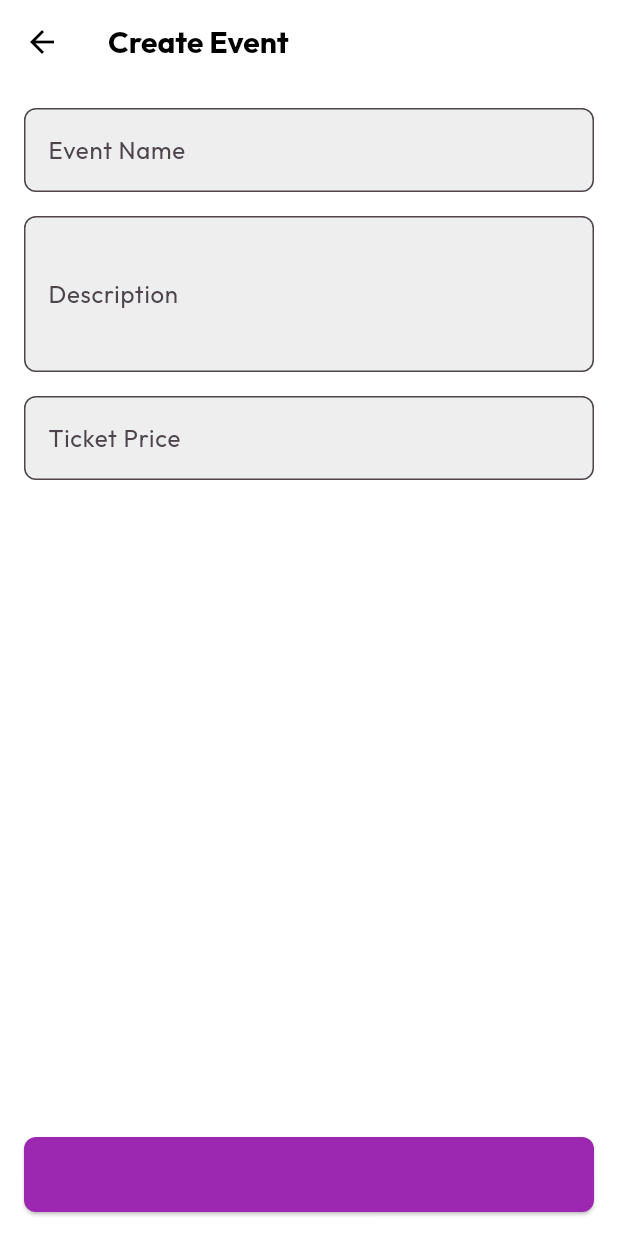
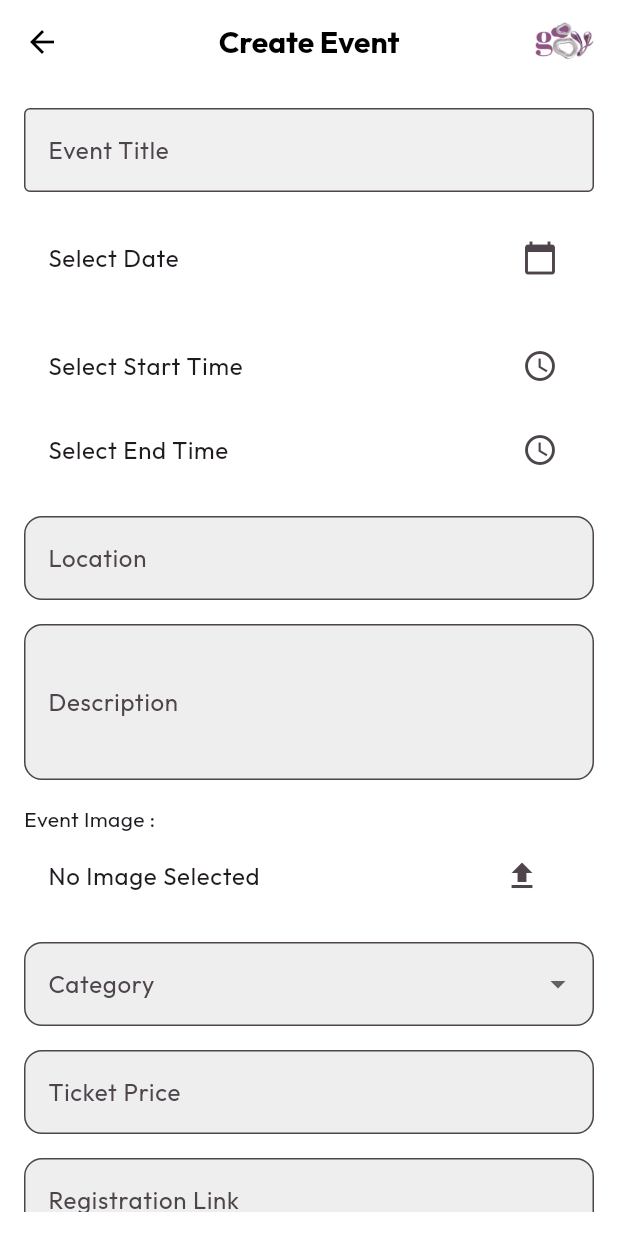
Before and after one commit to mohammadraflisumaryono/Event-Finder, a Flutter app: the CreateEventPage screen opened by its route, on a phone screen of 412 x 824 dp. Run offline on Flutter 3.47's test engine with Material 3 defaults, Android fonts, the phone set to English and light mode, and no system bars; our stand-ins replace file_picker, fluttertoast, google_fonts.

Commit message:
create event page

```diff
--- a/event_finder/lib/main.dart
+++ b/event_finder/lib/main.dart
@@ -60,7 +60,7 @@ class MyApp extends StatelessWidget {
       child: MaterialApp(
         title: 'Event Finder',
         theme: AppTheme.lightTheme, // Menggunakan tema dari res/theme.dart
-        initialRoute: RoutesName.home, // Mulai dari halaman HomePage
+        initialRoute: RoutesName.createEvent, // Mulai dari halaman HomePage
         onGenerateRoute: Routes.generateRoute,
       ),
     );
--- a/event_finder/lib/utils/routes/routes.dart
+++ b/event_finder/lib/utils/routes/routes.dart
@@ -1,6 +1,6 @@
 // ignore_for_file: prefer_const_constructors
-import 'package:event_finder/view/create_event_page_widget.dart'
-    as create_event;
+import 'package:event_finder/view/create_event_page.dart';
+import 'package:event_finder/view/create_event_page_widget.dart';
 import 'package:event_finder/view/details_page_widget.dart';
 import 'package:event_finder/view/home_admin_event_widget.dart';
 import 'package:event_finder/view/home_page.dart';
@@ -31,8 +31,7 @@ class Routes {
         return MaterialPageRoute(
             builder: (context) => HomeAdminEventPage(isAdmin: true));
       case RoutesName.createEvent:
-        return MaterialPageRoute(
-            builder: (context) => create_event.CreateEventPage());
+        return MaterialPageRoute(builder: (context) => CreateEventPage());
       case RoutesName.superAdmin:
         return MaterialPageRoute(builder: (context) => SuperAdminEventWidget());
       default:
--- a/event_finder/lib/view/create_account_page_widget.dart
+++ b/event_finder/lib/view/create_account_page_widget.dart
@@ -1,7 +1,6 @@
 // ignore_for_file: prefer_const_constructors, unused_local_variable, unused_import
 
 import 'package:event_finder/utils/routes/routes_name.dart';
-import 'package:event_finder/view/create_event_page_widget.dart';
 import 'package:event_finder/view/login_page_widget.dart';
 import 'package:flutter/material.dart';
 import 'package:provider/provider.dart';
--- /dev/null
+++ b/event_finder/lib/view/create_event_page.dart
@@ -0,0 +1,277 @@
+// ignore_for_file: prefer_const_constructors, prefer_const_literals_to_create_immutables
+
+import 'dart:io';
+
+import 'package:event_finder/utils/routes/routes_name.dart';
+import 'package:file_picker/file_picker.dart';
+import 'package:flutter/material.dart';
+import 'package:flutter/services.dart';
+import 'package:intl/intl.dart';
+import 'package:event_finder/model/event_category.dart';
+
+
+class CreateEventPage extends StatefulWidget {
+  @override
+  _CreateEventPageState createState() => _CreateEventPageState();
+}
+
+class _CreateEventPageState extends State<CreateEventPage> {
+  final _formKey = GlobalKey<FormState>();
+  String? _title;
+  DateTime? _date;
+  TimeOfDay? _startTime;
+  TimeOfDay? _endTime;
+  String? _location;
+  String? _description;
+  String? _image;
+  EventCategory? _category;
+  double? _ticketPrice;
+  String? _registrationLink;
+
+  Future<void> _selectDate(BuildContext context) async {
+    final DateTime? picked = await showDatePicker(
+      context: context,
+      initialDate: DateTime.now(),
+      firstDate: DateTime(2000),
+      lastDate: DateTime(2100),
+    );
+    if (picked != null && picked != _date) {
+      setState(() {
+        _date = picked;
+      });
+    }
+  }
+
+  Future<void> _selectTime(BuildContext context, bool isStartTime) async {
+    final TimeOfDay? picked = await showTimePicker(
+      context: context,
+      initialTime: TimeOfDay.now(),
+    );
+    if (picked != null) {
+      setState(() {
+        if (isStartTime) {
+          _startTime = picked;
+        } else {
+          _endTime = picked;
+        }
+      });
+    }
+  }
+  Future<void> _pickFile() async {
+    final result = await FilePicker.platform.pickFiles(
+      type: FileType.image, // Hanya mengizinkan file gambar
+    );
+
+    if (result != null) {
+      setState(() {
+        _image = result.files.single.path;
+      });
+    }
+  }
+
+  void _submitForm() {
+    if (_image == null) {
+      ScaffoldMessenger.of(context).showSnackBar(
+        SnackBar(content: Text("Please select an image file")),
+      );
+      return;
+    }
+
+    if (_formKey.currentState!.validate()) {
+      _formKey.currentState!.save();
+
+      print('Image path: $_image');
+
+      ScaffoldMessenger.of(context).showSnackBar(
+        SnackBar(
+          content: Text(
+              'Your event is created and awaiting approval by superadmin.'),
+          duration: Duration(seconds: 3),
+        ),
+      );
+
+      Future.delayed(Duration(seconds: 3), () {
+        Navigator.pushNamed(context, RoutesName.adminHome);
+      });
+    }
+  }
+
+  @override
+  Widget build(BuildContext context) {
+    return Scaffold(
+      appBar: AppBar(
+        backgroundColor: Colors.white,
+        elevation: 0,
+        leading: IconButton(
+          icon: Icon(Icons.arrow_back, color: Colors.black),
+          onPressed: () => Navigator.pop(context),
+        ),
+        title: Row(
+          mainAxisAlignment: MainAxisAlignment.center,
+          children: [
+            Text(
+              'Create Event',
+              style: TextStyle(
+                color: Colors.black,
+                fontSize: 20,
+                fontWeight: FontWeight.bold,
+              ),
+            ),
+          ],
+        ),
+        actions: [
+          Padding(
+            padding: const EdgeInsets.only(right: 16.0),
+            child: Image.asset(
+              'lib/res/assets/images/logogoova.png',
+              width: 40, // Ganti dengan ukuran logo sesuai kebutuhan
+            ),
+          ),
+        ],
+      ),
+      body: Padding(
+        padding: const EdgeInsets.all(16.0),
+        child: Form(
+          key: _formKey,
+          child: ListView(
+            children: [
+              TextFormField(
+                decoration: InputDecoration(
+                  labelText: 'Event Title',
+                  hoverColor: const Color(0xFFF4F1F4),
+                  fillColor: const Color.fromARGB(255, 241, 240, 241),
+                  filled: true, // Aktifkan warna isi
+                  border: OutlineInputBorder(),
+                ),
+                validator: (value) =>
+                    value!.isEmpty ? 'Please enter a title' : null,
+                onSaved: (value) => _title = value,
+              ),
+              SizedBox(height: 16),
+              ListTile(
+                title: Text(_date == null
+                    ? 'Select Date'
+                    : DateFormat('yyyy-MM-dd').format(_date!)),
+                trailing: Icon(Icons.calendar_today),
+                onTap: () => _selectDate(context),
+              ),
+              SizedBox(height: 16),
+              ListTile(
+                title: Text(_startTime == null
+                    ? 'Select Start Time'
+                    : _startTime!.format(context)),
+                trailing: Icon(Icons.access_time),
+                onTap: () => _selectTime(context, true),
+              ),
+              ListTile(
+                title: Text(_endTime == null
+                    ? 'Select End Time'
+                    : _endTime!.format(context)),
+                trailing: Icon(Icons.access_time),
+                onTap: () => _selectTime(context, false),
+              ),
+              SizedBox(height: 16),
+              TextFormField(
+                decoration: InputDecoration(labelText: 'Location'),
+                validator: (value) =>
+                    value!.isEmpty ? 'Please enter a location' : null,
+                onSaved: (value) => _location = value,
+              ),
+              SizedBox(height: 16),
+              TextFormField(
+                decoration: InputDecoration(labelText: 'Description'),
+                maxLines: 3,
+                onSaved: (value) => _description = value,
+              ),
+              SizedBox(height: 16),
+              Text("Event Image : "),
+              Column(
+                children: [
+                  ListTile(
+                    title: Text(_image == null
+                        ? 'No Image Selected'
+                        : 'Image Selected'),
+                    trailing: IconButton(
+                      icon: Icon(Icons.file_upload),
+                      onPressed: _pickFile,
+                    ),
+                  ),
+                  if (_image != null)
+                    Padding(
+                      padding: const EdgeInsets.all(8.0),
+                      child: Image.file(
+                        File(_image!), // Menampilkan gambar berdasarkan path
+                        width: double.infinity,
+                        height: 150,
+                        fit: BoxFit.cover,
+                      ),
+                    ),
+                ],
+              ),
+              SizedBox(height: 16),
+              DropdownButtonFormField<EventCategory>(
+                decoration: InputDecoration(labelText: 'Category'),
+                items: EventCategory.values
+                    .map((category) => DropdownMenuItem(
+                          value: category,
+                          child: Text(category.value),
+                        ))
+                    .toList(),
+                onChanged: (value) {
+                  setState(() {
+                    _category = value;
+                  });
+                },
+                validator: (value) =>
+                    value == null ? 'Please select a category' : null,
+              ),
+              SizedBox(height: 16),
+              TextFormField(
+                decoration: InputDecoration(labelText: 'Ticket Price'),
+                keyboardType: TextInputType.number,
+                inputFormatters: [
+                  FilteringTextInputFormatter
+                      .digitsOnly, // Membatasi hanya angka
+                ],
+                validator: (value) {
+                  if (value == null || value.isEmpty) {
+                    return 'Please enter a ticket price';
+                  }
+                  // Menambahkan validasi jika input tidak bisa diparsing menjadi angka
+                  final parsedValue = double.tryParse(value);
+                  if (parsedValue == null) {
+                    return 'Please enter a valid number';
+                  }
+                  return null;
+                },
+                onSaved: (value) => _ticketPrice = double.tryParse(value!),
+              ),
+              SizedBox(height: 16),
+              TextFormField(
+                decoration: InputDecoration(labelText: 'Registration Link'),
+                onSaved: (value) => _registrationLink = value,
+              ),
+              SizedBox(height: 32),
+              ElevatedButton(
+                onPressed: _submitForm,
+                style: ElevatedButton.styleFrom(
+                  minimumSize: Size(double.infinity, 50),
+                  shape: RoundedRectangleBorder(
+                    borderRadius: BorderRadius.circular(8),
+                  ),
+                  backgroundColor: Colors.purple,
+                ),
+                child: Text(
+                  'Create Event', // Tulisan pada button
+                  style: TextStyle(
+                      color: Colors.white,
+                      fontSize: 16),
+                ),
+              ),
+            ],
+          ),
+        ),
+      ),
+    );
+  }
+}
--- a/event_finder/lib/view/create_event_page_widget.dart
+++ /dev/null
@@ -1,87 +0,0 @@
-// ignore_for_file: prefer_const_constructors
-
-import 'package:flutter/material.dart';
-
-class CreateEventPage extends StatelessWidget {
-  @override
-  Widget build(BuildContext context) {
-    return Scaffold(
-      appBar: AppBar(
-        backgroundColor: Colors.white,
-        elevation: 0,
-        leading: IconButton(
-          icon: Icon(Icons.arrow_back, color: Colors.black),
-          onPressed: () => Navigator.pop(context),
-        ),
-        title: Text(
-          'Create Event',
-          style: TextStyle(
-            color: Colors.black,
-            fontSize: 20,
-            fontWeight: FontWeight.bold,
-          ),
-        ),
-      ),
-      body: Padding(
-        padding: const EdgeInsets.all(16.0),
-        child: Column(
-          crossAxisAlignment: CrossAxisAlignment.start,
-          children: [
-            TextField(
-              decoration: InputDecoration(
-                labelText: 'Event Name',
-                border: OutlineInputBorder(
-                  borderRadius: BorderRadius.circular(8),
-                ),
-              ),
-            ),
-            SizedBox(height: 16),
-            TextField(
-              decoration: InputDecoration(
-                labelText: 'Description',
-                border: OutlineInputBorder(
-                  borderRadius: BorderRadius.circular(8),
-                ),
-              ),
-              maxLines: 3,
-            ),
-            SizedBox(height: 16),
-            TextField(
-              decoration: InputDecoration(
-                labelText: 'Ticket Price',
-                border: OutlineInputBorder(
-                  borderRadius: BorderRadius.circular(8),
-                ),
-              ),
-              keyboardType: TextInputType.number,
-            ),
-            Spacer(),
-            ElevatedButton(
-              onPressed: () {
-                // Tambahkan logika untuk membuat event di sini
-                ScaffoldMessenger.of(context).showSnackBar(
-                  SnackBar(content: Text('Event created successfully!')),
-                );
-              },
-              child: Text(
-                'Create Event',
-                style: TextStyle(fontSize: 16, fontWeight: FontWeight.bold),
-              ),
-              style: ElevatedButton.styleFrom(
-                minimumSize: Size(double.infinity, 50),
-                shape: RoundedRectangleBorder(
-                  borderRadius: BorderRadius.circular(8),
-                ),
-                backgroundColor: Colors.purple,
-              ),
-            ),
-          ],
-        ),
-      ),
-    );
-  }
-}
-
-void main() => runApp(MaterialApp(
-      home: CreateEventPage(),
-    ));
--- a/event_finder/pubspec.yaml
+++ b/event_finder/pubspec.yaml
@@ -9,6 +9,7 @@ environment:
 dependencies:
   flutter:
     sdk: flutter
+  file_picker: ^5.2.4
   # another_flushbar: 1.10.29
   auto_size_text: 3.0.0
   cached_network_image: 3.4.1
@@ -53,4 +54,4 @@ dev_dependencies:
 flutter:
   uses-material-design: true
   assets:
-    - lib/res/assets/images/logo.png
+    - lib/res/assets/images/
```
Also changed, not shown: event_finder/pubspec.lock.
